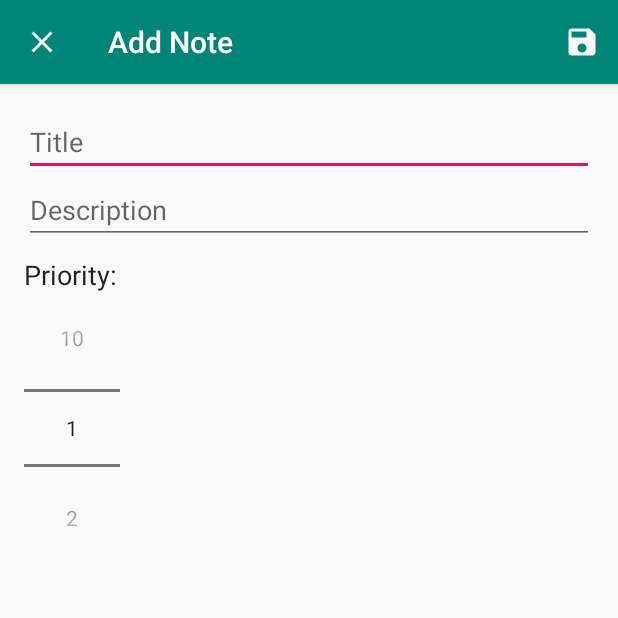
After one commit to novakvova/AndroidRoom, an Android app: the AddNoteActivity screen opened directly, with no data from a screen before it, on a phone screen of 412 x 824 dp, the top half of it. The commit adds this screen. Run offline under Robolectric (Android 15) with nearby library versions, the phone set to English and light mode, and no system bars.

Commit message:
Show and Add to Db

```diff
--- a/app/src/main/AndroidManifest.xml
+++ b/app/src/main/AndroidManifest.xml
@@ -9,13 +9,16 @@
         android:roundIcon="@mipmap/ic_launcher_round"
         android:supportsRtl="true"
         android:theme="@style/AppTheme">
-        <activity android:name=".MainActivity">
+        <activity android:name=".MainActivity"
+            android:launchMode="singleTop">
             <intent-filter>
                 <action android:name="android.intent.action.MAIN" />
 
                 <category android:name="android.intent.category.LAUNCHER" />
             </intent-filter>
         </activity>
+        <activity android:name=".AddNoteActivity"
+            android:parentActivityName=".MainActivity" />
     </application>
 
 </manifest>
--- /dev/null
+++ b/app/src/main/java/com/example/novak/listnoteexample/AddNoteActivity.java
@@ -0,0 +1,76 @@
+package com.example.novak.listnoteexample;
+
+import android.content.Intent;
+import android.support.v7.app.AppCompatActivity;
+import android.os.Bundle;
+import android.view.Menu;
+import android.view.MenuInflater;
+import android.view.MenuItem;
+import android.widget.EditText;
+import android.widget.NumberPicker;
+import android.widget.Toast;
+
+public class AddNoteActivity extends AppCompatActivity {
+
+    public static final String EXTRA_TITLE =
+            "com.codinginflow.architectureexample.EXTRA_TITLE";
+    public static final String EXTRA_DESCRIPTION =
+            "com.codinginflow.architectureexample.EXTRA_DESCRIPTION";
+    public static final String EXTRA_PRIORITY =
+            "com.codinginflow.architectureexample.EXTRA_PRIORITY";
+
+    private EditText editTextTitle;
+    private EditText editTextDescription;
+    private NumberPicker numberPickerPriority;
+    @Override
+    protected void onCreate(Bundle savedInstanceState) {
+        super.onCreate(savedInstanceState);
+        setContentView(R.layout.activity_add_note);
+
+        editTextTitle = findViewById(R.id.edit_text_title);
+        editTextDescription = findViewById(R.id.edit_text_description);
+        numberPickerPriority = findViewById(R.id.number_picker_priority);
+
+        numberPickerPriority.setMinValue(1);
+        numberPickerPriority.setMaxValue(10);
+
+        getSupportActionBar().setHomeAsUpIndicator(R.drawable.ic_close);
+        setTitle("Add Note");
+    }
+    private void saveNote() {
+        String title = editTextTitle.getText().toString();
+        String description = editTextDescription.getText().toString();
+        int priority = numberPickerPriority.getValue();
+
+        if (title.trim().isEmpty() || description.trim().isEmpty()) {
+            Toast.makeText(this, "Please insert a title and description", Toast.LENGTH_SHORT).show();
+            return;
+        }
+
+        Intent data = new Intent();
+        data.putExtra(EXTRA_TITLE, title);
+        data.putExtra(EXTRA_DESCRIPTION, description);
+        data.putExtra(EXTRA_PRIORITY, priority);
+
+        setResult(RESULT_OK, data);
+        finish();
+    }
+
+    @Override
+    public boolean onCreateOptionsMenu(Menu menu) {
+        MenuInflater menuInflater = getMenuInflater();
+        menuInflater.inflate(R.menu.add_note_menu, menu);
+        return true;
+    }
+
+    @Override
+    public boolean onOptionsItemSelected(MenuItem item) {
+        switch (item.getItemId()) {
+            case R.id.save_note:
+                saveNote();
+                return true;
+            default:
+                return super.onOptionsItemSelected(item);
+        }
+    }
+}
--- /dev/null
+++ b/app/src/main/res/drawable/ic_add.xml
@@ -0,0 +1,5 @@
+<vector android:height="24dp" android:tint="#FFFFFF"
+    android:viewportHeight="24.0" android:viewportWidth="24.0"
+    android:width="24dp" xmlns:android="http://schemas.android.com/apk/res/android">
+    <path android:fillColor="#FF000000" android:pathData="M19,13h-6v6h-2v-6H5v-2h6V5h2v6h6v2z"/>
+</vector>
--- /dev/null
+++ b/app/src/main/res/drawable/ic_close.xml
@@ -0,0 +1,5 @@
+<vector android:height="24dp" android:tint="#FFFFFF"
+    android:viewportHeight="24.0" android:viewportWidth="24.0"
+    android:width="24dp" xmlns:android="http://schemas.android.com/apk/res/android">
+    <path android:fillColor="#FF000000" android:pathData="M19,6.41L17.59,5 12,10.59 6.41,5 5,6.41 10.59,12 5,17.59 6.41,19 12,13.41 17.59,19 19,17.59 13.41,12z"/>
+</vector>
--- /dev/null
+++ b/app/src/main/res/drawable/ic_save.xml
@@ -0,0 +1,5 @@
+<vector android:height="24dp" android:tint="#FFFFFF"
+    android:viewportHeight="24.0" android:viewportWidth="24.0"
+    android:width="24dp" xmlns:android="http://schemas.android.com/apk/res/android">
+    <path android:fillColor="#FF000000" android:pathData="M17,3L5,3c-1.11,0 -2,0.9 -2,2v14c0,1.1 0.89,2 2,2h14c1.1,0 2,-0.9 2,-2L21,7l-4,-4zM12,19c-1.66,0 -3,-1.34 -3,-3s1.34,-3 3,-3 3,1.34 3,3 -1.34,3 -3,3zM15,9L5,9L5,5h10v4z"/>
+</vector>
--- /dev/null
+++ b/app/src/main/res/layout/activity_add_note.xml
@@ -0,0 +1,37 @@
+<?xml version="1.0" encoding="utf-8"?>
+<LinearLayout xmlns:android="http://schemas.android.com/apk/res/android"
+    xmlns:app="http://schemas.android.com/apk/res-auto"
+    xmlns:tools="http://schemas.android.com/tools"
+    android:layout_width="match_parent"
+    android:layout_height="match_parent"
+    android:orientation="vertical"
+    android:padding="16dp"
+    tools:context=".AddNoteActivity">
+
+    <EditText
+        android:id="@+id/edit_text_title"
+        android:layout_width="match_parent"
+        android:layout_height="wrap_content"
+        android:hint="Title"
+        android:inputType="text" />
+
+    <EditText
+        android:id="@+id/edit_text_description"
+        android:layout_width="match_parent"
+        android:layout_height="wrap_content"
+        android:hint="Description"
+        android:inputType="textMultiLine" />
+
+    <TextView
+        android:layout_width="wrap_content"
+        android:layout_height="wrap_content"
+        android:layout_marginTop="8dp"
+        android:text="Priority:"
+        android:textAppearance="@android:style/TextAppearance.Medium" />
+
+    <NumberPicker
+        android:id="@+id/number_picker_priority"
+        android:layout_width="wrap_content"
+        android:layout_height="wrap_content" />
+
+</LinearLayout>
--- /dev/null
+++ b/app/src/main/res/menu/add_note_menu.xml
@@ -0,0 +1,9 @@
+<?xml version="1.0" encoding="utf-8"?>
+<menu xmlns:android="http://schemas.android.com/apk/res/android"
+    xmlns:app="http://schemas.android.com/apk/res-auto">
+    <item
+        android:id="@+id/save_note"
+        android:icon="@drawable/ic_save"
+        android:title="Save"
+        app:showAsAction="ifRoom" />
+</menu>
--- a/app/src/main/res/values/strings.xml
+++ b/app/src/main/res/values/strings.xml
@@ -1,3 +1,5 @@
 <resources>
     <string name="app_name">ListNoteExample</string>
+    <string name="appwidget_text">EXAMPLE</string>
+    <string name="add_widget">Add widget</string>
 </resources>
```
Also changed, not shown: app/src/main/java/com/example/novak/listnoteexample/MainActivity.java (+46 -2 lines), app/src/main/java/com/example/novak/listnoteexample/NoteAdapter.java (added, +54 -0 lines), app/src/main/res/layout/activity_main.xml (+13 -5 lines), app/src/main/res/layout/note_item.xml (added, +42 -0 lines), app/src/main/res/values-v14/dimens.xml (added, +10 -0 lines), app/src/main/res/values/dimens.xml (added, +10 -0 lines), app/src/main/res/xml/note_item_info.xml (added, +10 -0 lines), app/src/main/res/drawable-nodpi/example_appwidget_preview.png (added).
